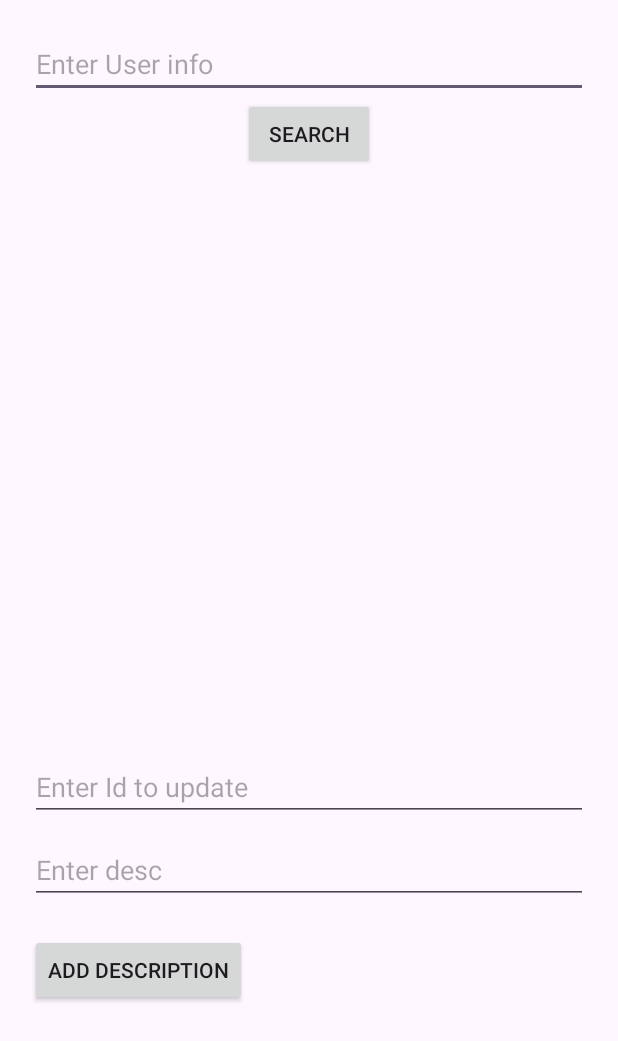
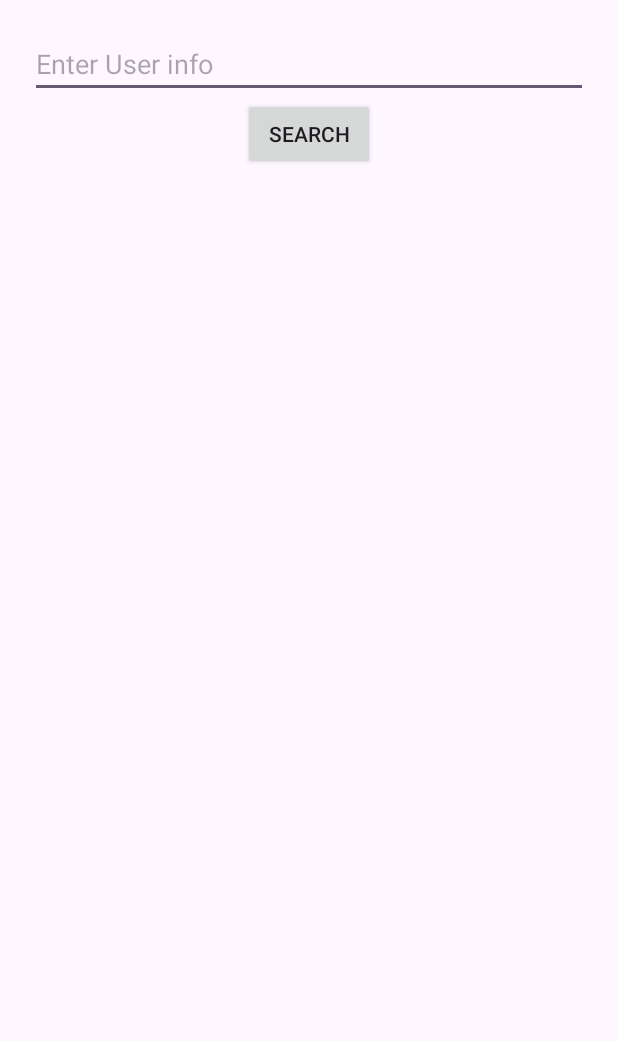
Before and after one commit to GiorgiZan/AndroidHomeworks, an Android app: the layout activity_main.xml on its own in the app's theme, with its tools: preview values and no code run, on a phone screen of 412 x 824 dp. Shown: the top 1041 px of the screen. Run offline under Robolectric (Android 15) with nearby library versions, the phone set to English and light mode, and no system bars.

Commit message:
second summary- Optimized code

```diff
--- a/app/src/main/res/layout/activity_main.xml
+++ b/app/src/main/res/layout/activity_main.xml
@@ -98,32 +98,6 @@
         android:layout_marginHorizontal="20dp"
         android:textSize="18sp"/>
 
-    <androidx.appcompat.widget.AppCompatEditText
-        android:id="@+id/etIdToUpdate"
-        android:layout_width="match_parent"
-        android:inputType="text"
-        android:layout_marginTop="60dp"
-        android:hint="@string/enter_id_to_update"
-        android:layout_marginHorizontal="20dp"
-        android:layout_height="wrap_content"/>
-
-    <androidx.appcompat.widget.AppCompatEditText
-        android:id="@+id/etDescToUpdate"
-        android:layout_width="match_parent"
-        android:inputType="text"
-        android:hint="@string/enter_desc"
-        android:layout_marginTop="10dp"
-        android:layout_marginHorizontal="20dp"
-        android:layout_height="wrap_content"/>
-
-
-    <androidx.appcompat.widget.AppCompatButton
-        android:id="@+id/btnAddDescription"
-        android:layout_width="wrap_content"
-        android:layout_height="wrap_content"
-        android:layout_marginTop="20dp"
-        android:layout_marginHorizontal="20dp"
-        android:text="@string/add_description" />
 
 
 
```
Also changed, not shown: app/src/main/java/com/example/androidhomeworks/AddUserActivity.kt (+16 -26 lines), app/src/main/java/com/example/androidhomeworks/HelperMethods.kt (added, +15 -0 lines), app/src/main/java/com/example/androidhomeworks/MainActivity.kt (+38 -69 lines), app/src/main/res/values/error_strings.xml (added, +11 -0 lines), app/src/main/res/values/strings.xml (+10 -0 lines).
